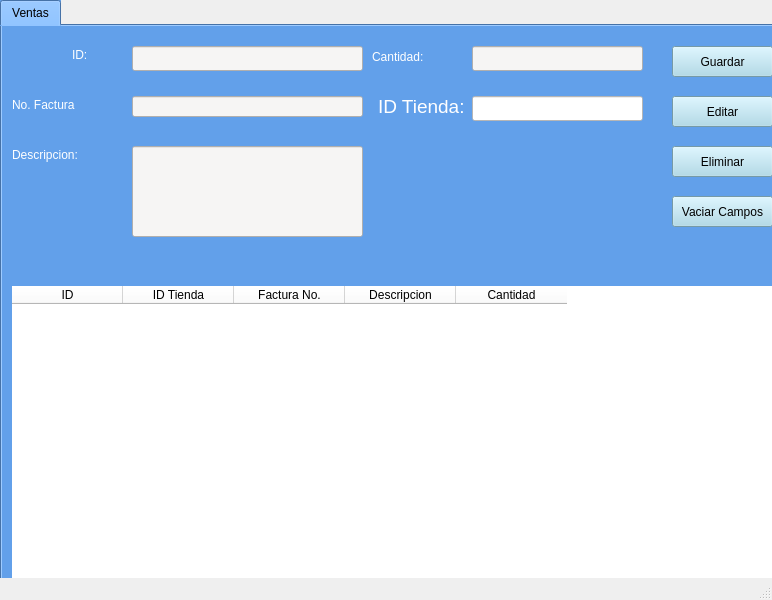
EdCenten0/MAPA-Python, file Proyecto/Interfaces/Ui/Ventas.ui: the form before one commit.
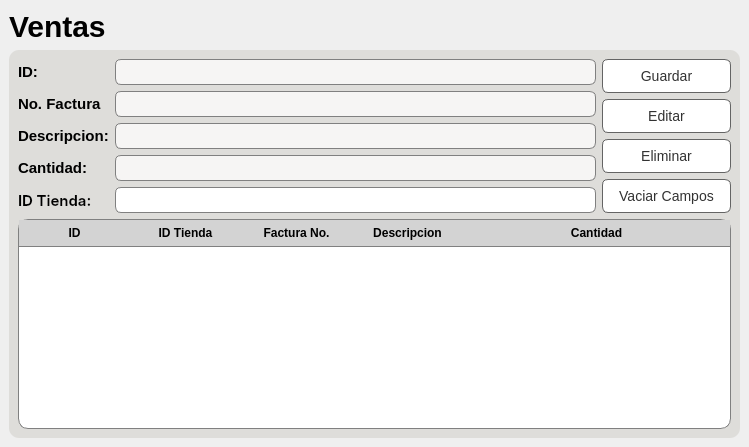
The form after the commit.

Commit message: Ya se pueden guardar ventas a partir de una factura, me cae mal rene

```diff
--- a/Proyecto/Interfaces/Ui/Ventas.ui
+++ b/Proyecto/Interfaces/Ui/Ventas.ui
@@ -6,62 +6,267 @@
    <rect>
     <x>0</x>
     <y>0</y>
-    <width>772</width>
-    <height>600</height>
+    <width>749</width>
+    <height>447</height>
    </rect>
   </property>
   <property name="windowTitle">
    <string>Ventas.ui</string>
   </property>
   <widget class="QWidget" name="centralwidget">
-   <widget class="QTabWidget" name="tab_Ventas">
-    <property name="geometry">
-     <rect>
-      <x>0</x>
-      <y>0</y>
-      <width>801</width>
-      <height>601</height>
-     </rect>
-    </property>
-    <property name="minimumSize">
-     <size>
-      <width>22</width>
-      <height>0</height>
-     </size>
-    </property>
-    <property name="layoutDirection">
-     <enum>Qt::LeftToRight</enum>
-    </property>
-    <property name="autoFillBackground">
+   <layout class="QGridLayout" name="gridLayout_6">
+    <item row="1" column="0">
+     <widget class="QFrame" name="frame">
+      <property name="styleSheet">
+       <string notr="true">QFrame{
+	background-color: rgb(222, 221, 218);
+	border:none;
+}
+QPushButton {
+	background-color:rgb(255, 255, 255);
+	border:1px solid rgb(100,100,100);
+	color:rgb(50,50,50);
+    padding: 8px 16px;
+    border-radius: 6px;
+    font-size: 14px;
+}
+
+QPushButton:hover {
+    background-color: #D6D2D1;
+}
+
+QPushButton:pressed {
+    background-color: #52c7ff;
+}
+
+QLabel{
+		font-weight:500;
+}
+
+*{
+		font-family:&quot;Inter&quot;, sans-serif;
+		
+}
+
+QFrame{
+		background-color: rgb(222, 221, 218);
+		border-radius:10%;
+}
+
+QLineEdit {
+    background-color: white;
+    border: 1px solid gray;
+    padding: 4px;
+    border-radius: 6px;
+    font-size: 12px;
+}
+
+QLineEdit:focus {
+    border-color: #3daee9;
+    outline: none;
+}
+
+QLineEdit::hover {
+    background-color: #f0f0f0;
+}
+
+QTextEdit {
+    background-color: white;
+    border: 1px solid gray;
+    padding: 4px;
+    border-radius: 6px;
+    font-size: 12px;
+}
+
+QTextEdit:focus {
+    border-color: #3daee9;
+    outline: none;
+}
+
+QTextEdit::hover {
+    background-color: #f0f0f0;
+}
+
+QLabel{
+		font-weight:500;
+}</string>
+      </property>
+      <property name="frameShape">
+       <enum>QFrame::StyledPanel</enum>
+      </property>
+      <property name="frameShadow">
+       <enum>QFrame::Raised</enum>
+      </property>
+      <layout class="QGridLayout" name="gridLayout_2" columnstretch="7,0">
+       <item row="0" column="0">
+        <layout class="QGridLayout" name="gridLayout_5">
+         <item row="0" column="1">
+          <widget class="QLineEdit" name="line_Ventas_Id">
+           <property name="enabled">
      <bool>false</bool>
     </property>
     <property name="styleSheet">
-     <string notr="true">background-color: rgb(98, 160, 234);</string>
-    </property>
-    <property name="tabShape">
-     <enum>QTabWidget::Rounded</enum>
-    </property>
-    <property name="currentIndex">
-     <number>0</number>
-    </property>
-    <widget class="QWidget" name="Ventas">
-     <attribute name="title">
-      <string>Ventas</string>
-     </attribute>
+            <string notr="true">background-color: rgb(246, 245, 244);</string>
+           </property>
+          </widget>
+         </item>
+         <item row="0" column="0">
+          <widget class="QLabel" name="label">
+           <property name="styleSheet">
+            <string notr="true">font-size:15px;</string>
+           </property>
+           <property name="text">
+            <string>ID:</string>
+           </property>
+          </widget>
+         </item>
+         <item row="1" column="0">
+          <widget class="QLabel" name="label_3">
+           <property name="styleSheet">
+            <string notr="true">font-size:15px;</string>
+           </property>
+           <property name="text">
+            <string>No. Factura</string>
+           </property>
+          </widget>
+         </item>
+         <item row="2" column="1">
+          <widget class="QLineEdit" name="line_Ventas_Descripcion">
+           <property name="styleSheet">
+            <string notr="true">background-color: rgb(246, 245, 244);</string>
+           </property>
+           <property name="inputMethodHints">
+            <set>Qt::ImhNone</set>
+           </property>
+           <property name="echoMode">
+            <enum>QLineEdit::Normal</enum>
+           </property>
+          </widget>
+         </item>
+         <item row="3" column="1">
+          <widget class="QLineEdit" name="line_Ventas_Cantidad">
+           <property name="styleSheet">
+            <string notr="true">background-color: rgb(246, 245, 244);</string>
+           </property>
+          </widget>
+         </item>
+         <item row="2" column="0">
+          <widget class="QLabel" name="label_4">
+           <property name="styleSheet">
+            <string notr="true">font-size:15px;</string>
+           </property>
+           <property name="text">
+            <string>Descripcion:</string>
+           </property>
+          </widget>
+         </item>
+         <item row="3" column="0">
+          <widget class="QLabel" name="label_2">
+           <property name="styleSheet">
+            <string notr="true">font-size:15px;</string>
+           </property>
+           <property name="text">
+            <string>Cantidad:</string>
+           </property>
+          </widget>
+         </item>
+         <item row="1" column="1">
+          <widget class="QLineEdit" name="line_Ventas_Nfactura">
+           <property name="styleSheet">
+            <string notr="true">background-color: rgb(246, 245, 244);</string>
+           </property>
+          </widget>
+         </item>
+         <item row="4" column="0">
+          <widget class="QLabel" name="label_5">
+           <property name="font">
+            <font>
+             <family>Inter</family>
+             <pointsize>-1</pointsize>
+             <weight>63</weight>
+             <bold>true</bold>
+            </font>
+           </property>
+           <property name="styleSheet">
+            <string notr="true">font-size:15px;</string>
+           </property>
+           <property name="text">
+            <string>ID Tienda:</string>
+           </property>
+          </widget>
+         </item>
+         <item row="4" column="1">
+          <widget class="QLineEdit" name="Ventas_idTienda_line">
+           <property name="styleSheet">
+            <string notr="true">
+background-color: rgb(255, 255, 255);</string>
+           </property>
+          </widget>
+         </item>
+        </layout>
+       </item>
+       <item row="1" column="0" colspan="2">
+        <layout class="QVBoxLayout" name="verticalLayout_3">
+         <item>
      <widget class="QTableWidget" name="tb_Ventas">
-      <property name="geometry">
-       <rect>
-        <x>10</x>
-        <y>260</y>
-        <width>781</width>
-        <height>301</height>
-       </rect>
-      </property>
       <property name="cursor" stdset="0">
        <cursorShape>CrossCursor</cursorShape>
       </property>
       <property name="styleSheet">
-       <string notr="true">background-color: rgb(255, 255, 255);</string>
+            <string notr="true">QTableView QHeaderView::section {
+    font-size: 12px;
+    font-weight: bold;
+    background-color: lightgray;
+    padding: 4px;
+    border: none;
+    border-bottom: 1px solid gray;
+}
+
+QTableView {
+    background-color: white;
+    border: 1px solid gray;
+}
+
+QTableView QScrollBar:vertical {
+    width: 14px;
+    background-color: lightgray;
+}
+
+QTableView QScrollBar::handle:vertical {
+    background-color: gray;
+    border-radius: 7px;
+}
+
+QTableView QScrollBar::add-line:vertical,
+QTableView QScrollBar::sub-line:vertical {
+    background-color: transparent;
+}
+
+QTableView QScrollBar::add-page:vertical,
+QTableView QScrollBar::sub-page:vertical {
+    background-color: transparent;
+}
+
+QTableView QScrollBar:horizontal {
+    height: 14px;
+    background-color: lightgray;
+}
+
+QTableView QScrollBar::handle:horizontal {
+    background-color: gray;
+    border-radius: 7px;
+}
+
+QTableView QScrollBar::add-line:horizontal,
+QTableView QScrollBar::sub-line:horizontal {
+    background-color: transparent;
+}
+
+QTableView QScrollBar::add-page:horizontal,
+QTableView QScrollBar::sub-page:horizontal {
+    background-color: transparent;
+}
+</string>
       </property>
       <property name="frameShape">
        <enum>QFrame::NoFrame</enum>
@@ -72,6 +277,9 @@
       <attribute name="horizontalHeaderDefaultSectionSize">
        <number>111</number>
       </attribute>
+           <attribute name="horizontalHeaderStretchLastSection">
+            <bool>true</bool>
+           </attribute>
       <attribute name="verticalHeaderMinimumSectionSize">
        <number>23</number>
       </attribute>
@@ -104,235 +312,130 @@
        </property>
       </column>
      </widget>
-     <widget class="QLabel" name="label">
-      <property name="geometry">
-       <rect>
-        <x>70</x>
-        <y>20</y>
-        <width>41</width>
-        <height>17</height>
-       </rect>
-      </property>
-      <property name="styleSheet">
-       <string notr="true">font: 14pt &quot;Ubuntu&quot;;
-color: rgb(255, 255, 255);</string>
-      </property>
-      <property name="text">
-       <string>ID:</string>
-      </property>
-     </widget>
-     <widget class="QLabel" name="label_2">
-      <property name="geometry">
-       <rect>
-        <x>370</x>
-        <y>20</y>
-        <width>91</width>
-        <height>21</height>
-       </rect>
-      </property>
-      <property name="styleSheet">
-       <string notr="true">font: 14pt &quot;Ubuntu&quot;;
-color: rgb(255, 255, 255);</string>
-      </property>
-      <property name="text">
-       <string>Cantidad:</string>
-      </property>
-     </widget>
-     <widget class="QLabel" name="label_3">
-      <property name="geometry">
-       <rect>
-        <x>10</x>
-        <y>70</y>
-        <width>111</width>
-        <height>17</height>
-       </rect>
-      </property>
-      <property name="styleSheet">
-       <string notr="true">font: 14pt &quot;Ubuntu&quot;;
-color: rgb(255, 255, 255);</string>
-      </property>
-      <property name="text">
-       <string>No. Factura</string>
-      </property>
-     </widget>
-     <widget class="QLabel" name="label_4">
-      <property name="geometry">
-       <rect>
-        <x>10</x>
-        <y>120</y>
-        <width>121</width>
-        <height>17</height>
-       </rect>
-      </property>
-      <property name="styleSheet">
-       <string notr="true">font: 14pt &quot;Ubuntu&quot;;
-color: rgb(255, 255, 255);</string>
-      </property>
-      <property name="text">
-       <string>Descripcion:</string>
-      </property>
-     </widget>
+         </item>
+        </layout>
+       </item>
+       <item row="0" column="1">
+        <layout class="QVBoxLayout" name="verticalLayout_2">
+         <item>
      <widget class="QPushButton" name="bt_Guardar_Ventas">
-      <property name="geometry">
-       <rect>
-        <x>670</x>
-        <y>20</y>
-        <width>101</width>
-        <height>31</height>
-       </rect>
-      </property>
       <property name="styleSheet">
-       <string notr="true">background-color: rgb(165, 215, 232);</string>
+            <string notr="true">QPushButton {
+	background-color:rgb(255, 255, 255);
+	border:1px solid rgb(100,100,100);
+	color:rgb(50,50,50);
+    padding: 8px 16px;
+    border-radius: 6px;
+    font-size: 14px;
+}
+
+QPushButton:hover {
+    background-color: #D6D2D1;
+}
+
+QPushButton:pressed {
+    background-color: #52c7ff;
+}</string>
       </property>
       <property name="text">
        <string>Guardar</string>
       </property>
      </widget>
+         </item>
+         <item>
      <widget class="QPushButton" name="bt_Editar_Ventas">
-      <property name="geometry">
-       <rect>
-        <x>670</x>
-        <y>70</y>
-        <width>101</width>
-        <height>31</height>
-       </rect>
-      </property>
       <property name="styleSheet">
-       <string notr="true">background-color: rgb(165, 215, 232);</string>
+            <string notr="true">QPushButton {
+	background-color:rgb(255, 255, 255);
+	border:1px solid rgb(100,100,100);
+	color:rgb(50,50,50);
+    padding: 8px 16px;
+    border-radius: 6px;
+    font-size: 14px;
+}
+
+QPushButton:hover {
+    background-color: #D6D2D1;
+}
+
+QPushButton:pressed {
+    background-color: #52c7ff;
+}</string>
       </property>
       <property name="text">
        <string>Editar</string>
       </property>
      </widget>
+         </item>
+         <item>
      <widget class="QPushButton" name="bt_Eliminar_Ventas">
-      <property name="geometry">
-       <rect>
-        <x>670</x>
-        <y>120</y>
-        <width>101</width>
-        <height>31</height>
-       </rect>
-      </property>
       <property name="styleSheet">
-       <string notr="true">background-color: rgb(165, 215, 232);</string>
+            <string notr="true">QPushButton {
+	background-color:rgb(255, 255, 255);
+	border:1px solid rgb(100,100,100);
+	color:rgb(50,50,50);
+    padding: 8px 16px;
+    border-radius: 6px;
+    font-size: 14px;
+}
+
+QPushButton:hover {
+    background-color: #D6D2D1;
+}
+
+QPushButton:pressed {
+    background-color: #52c7ff;
+}</string>
       </property>
       <property name="text">
        <string>Eliminar</string>
       </property>
      </widget>
+         </item>
+         <item>
      <widget class="QPushButton" name="bt_Vaciar_Ventas">
-      <property name="geometry">
-       <rect>
-        <x>670</x>
-        <y>170</y>
-        <width>101</width>
-        <height>31</height>
-       </rect>
-      </property>
       <property name="styleSheet">
-       <string notr="true">background-color: rgb(165, 215, 232);</string>
+            <string notr="true">QPushButton {
+	background-color:rgb(255, 255, 255);
+	border:1px solid rgb(100,100,100);
+	color:rgb(50,50,50);
+    padding: 8px 16px;
+    border-radius: 6px;
+    font-size: 14px;
+}
+
+QPushButton:hover {
+    background-color: #D6D2D1;
+}
+
+QPushButton:pressed {
+    background-color: #52c7ff;
+}</string>
       </property>
       <property name="text">
        <string>Vaciar Campos</string>
       </property>
      </widget>
-     <widget class="QLineEdit" name="line_Ventas_Id">
-      <property name="geometry">
-       <rect>
-        <x>130</x>
-        <y>20</y>
-        <width>231</width>
-        <height>25</height>
-       </rect>
-      </property>
-      <property name="styleSheet">
-       <string notr="true">background-color: rgb(246, 245, 244);</string>
-      </property>
+         </item>
+        </layout>
+       </item>
+      </layout>
      </widget>
-     <widget class="QLineEdit" name="line_Ventas_Cantidad">
-      <property name="geometry">
-       <rect>
-        <x>470</x>
-        <y>20</y>
-        <width>171</width>
-        <height>25</height>
-       </rect>
-      </property>
+    </item>
+    <item row="0" column="0">
+     <widget class="QLabel" name="label_6">
       <property name="styleSheet">
-       <string notr="true">background-color: rgb(246, 245, 244);</string>
-      </property>
-     </widget>
-     <widget class="QLineEdit" name="line_Ventas_Nfactura">
-      <property name="geometry">
-       <rect>
-        <x>130</x>
-        <y>70</y>
-        <width>231</width>
-        <height>21</height>
-       </rect>
-      </property>
-      <property name="styleSheet">
-       <string notr="true">background-color: rgb(246, 245, 244);</string>
-      </property>
-     </widget>
-     <widget class="QLineEdit" name="line_Ventas_Descripcion">
-      <property name="geometry">
-       <rect>
-        <x>130</x>
-        <y>120</y>
-        <width>231</width>
-        <height>91</height>
-       </rect>
-      </property>
-      <property name="styleSheet">
-       <string notr="true">background-color: rgb(246, 245, 244);</string>
-      </property>
-      <property name="inputMethodHints">
-       <set>Qt::ImhNone</set>
-      </property>
-      <property name="echoMode">
-       <enum>QLineEdit::Normal</enum>
-      </property>
-     </widget>
-     <widget class="QLabel" name="label_5">
-      <property name="geometry">
-       <rect>
-        <x>376</x>
-        <y>70</y>
-        <width>91</width>
-        <height>20</height>
-       </rect>
-      </property>
-      <property name="font">
-       <font>
-        <pointsize>14</pointsize>
-       </font>
-      </property>
-      <property name="styleSheet">
-       <string notr="true">color: rgb(255, 255, 255);</string>
+       <string notr="true">font-family:&quot;Inter&quot;, sans-serif;
+font-size:30px;
+font-weight:500;</string>
       </property>
       <property name="text">
-       <string>ID Tienda:</string>
+       <string>Ventas</string>
       </property>
      </widget>
-     <widget class="QLineEdit" name="Ventas_idTienda_line">
-      <property name="geometry">
-       <rect>
-        <x>470</x>
-        <y>70</y>
-        <width>171</width>
-        <height>25</height>
-       </rect>
-      </property>
-      <property name="styleSheet">
-       <string notr="true">
-background-color: rgb(255, 255, 255);</string>
-      </property>
-     </widget>
-    </widget>
-   </widget>
-  </widget>
-  <widget class="QStatusBar" name="statusbar"/>
+    </item>
+   </layout>
+  </widget>
  </widget>
  <resources/>
  <connections/>
```
Lines whose indentation alone changed are shown as unchanged. The commit also changes 9 other files.
